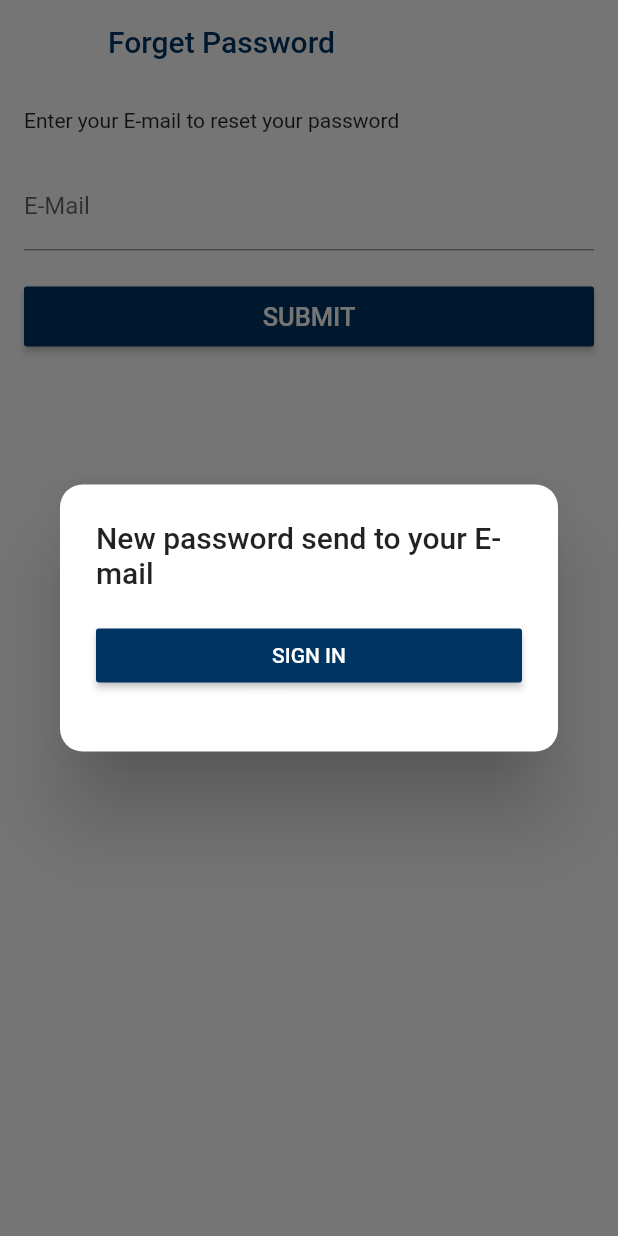
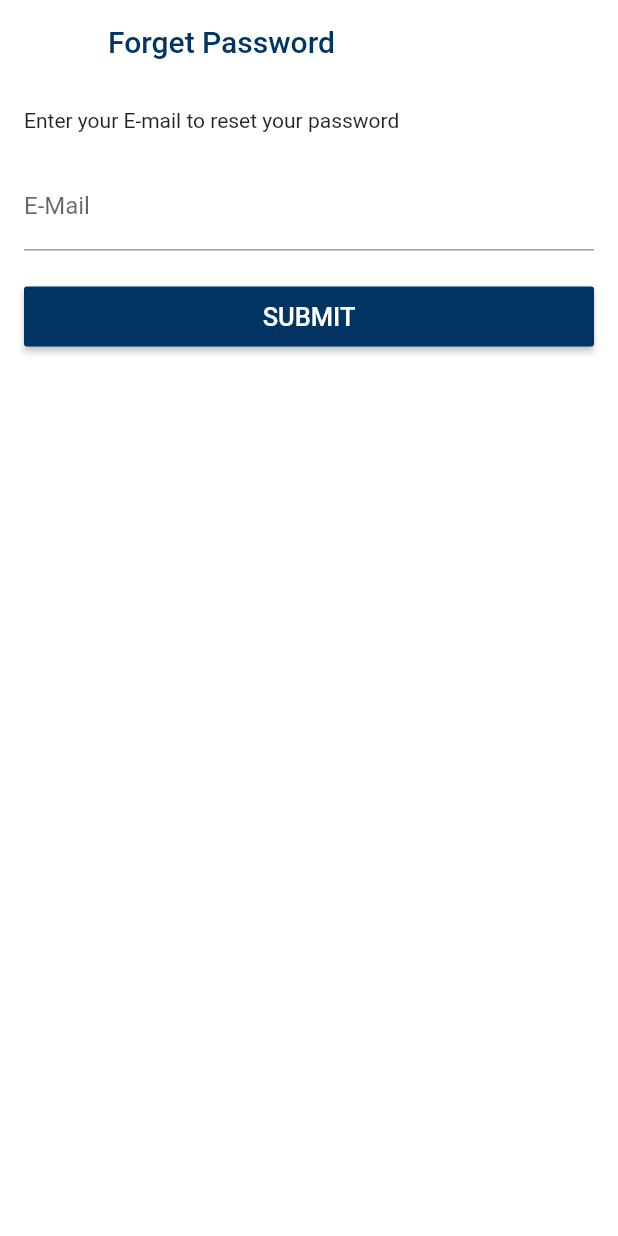
Before and after one commit to easyindex5000/hrsystem, a Flutter app: the ForgetPassword screen opened directly, after a tap on "SUBMIT", on a phone screen of 412 x 824 dp. Run offline on Flutter 3.47's test engine with Material 2 defaults, Android fonts, the phone set to English and light mode, and no system bars.

Commit message:
password

```diff
--- a/lib/Component/AlertDialog.dart
+++ /dev/null
@@ -1 +0,0 @@
-import 'package:flutter/material.dart';
--- a/lib/Screens/HR/ForgetPassword.dart
+++ b/lib/Screens/HR/ForgetPassword.dart
@@ -1,6 +1,7 @@
 import 'package:flutter/material.dart';
 import 'package:hr/Component/TextFormInput.dart';
 import 'package:hr/Provider/Colors.dart';
+import 'package:hr/Screens/HR/LoginPage.dart';
 import 'package:hr/Screens/HR/PersonalPage.dart';
 class ForgetPassword extends StatefulWidget {
   @override
@@ -33,8 +34,13 @@ class _ForgetPasswordState extends State<ForgetPassword> {
                 child: Text("SUBMIT",style: TextStyle(color: Colors.white,fontSize: 17),),
                 color: ColorsProvider().primary,
                 onPressed: (){
+                  if(emailController.text==""){
+
+                  }
+                  else{
+                    _AlertDialog();
+                  }
             //      Navigator.push(context,MaterialPageRoute(builder: (context) => PersonalPage()));
-                  _neverSatisfied();
                 },
               ),
             ),
@@ -43,23 +49,23 @@ class _ForgetPasswordState extends State<ForgetPassword> {
       ),
     );
   }
-  Future<void> _neverSatisfied() async {
+  Future<void> _AlertDialog() async {
     return showDialog<void>(
       context: context,
       barrierDismissible: true, // user must tap button!
       builder: (BuildContext context) {
         return AlertDialog(
           shape: RoundedRectangleBorder(
-            borderRadius: BorderRadius.circular(15.0),
+            borderRadius: BorderRadius.circular(10.0),
           ),
-          title: Text('New password send to your E-mail'),
+          title: Text('New password send to your E-mail',style: TextStyle(color: ColorsProvider().primary,fontSize: 15),),
           content: SingleChildScrollView(
             child: ListBody(
               children: <Widget>[
                 RaisedButton(
                   child: Text('SIGN IN',style: TextStyle(color: Colors.white),),
                   onPressed: () {
-                    Navigator.of(context).pop();
+                    Navigator.of(context).pushReplacement(new MaterialPageRoute(builder: (context) => new LoginPage()));
                   },
                   color: ColorsProvider().primary,
                 ),
```
